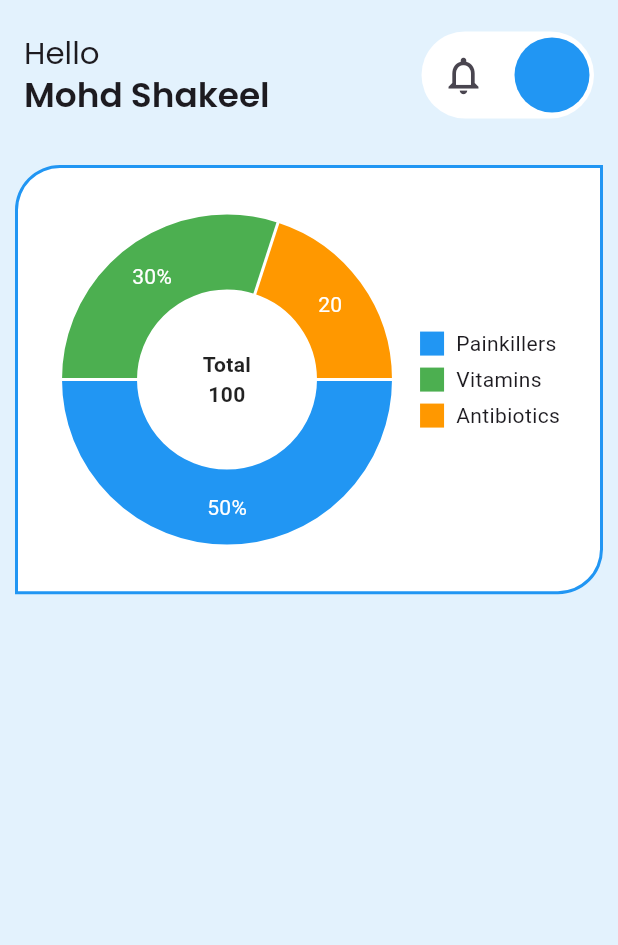
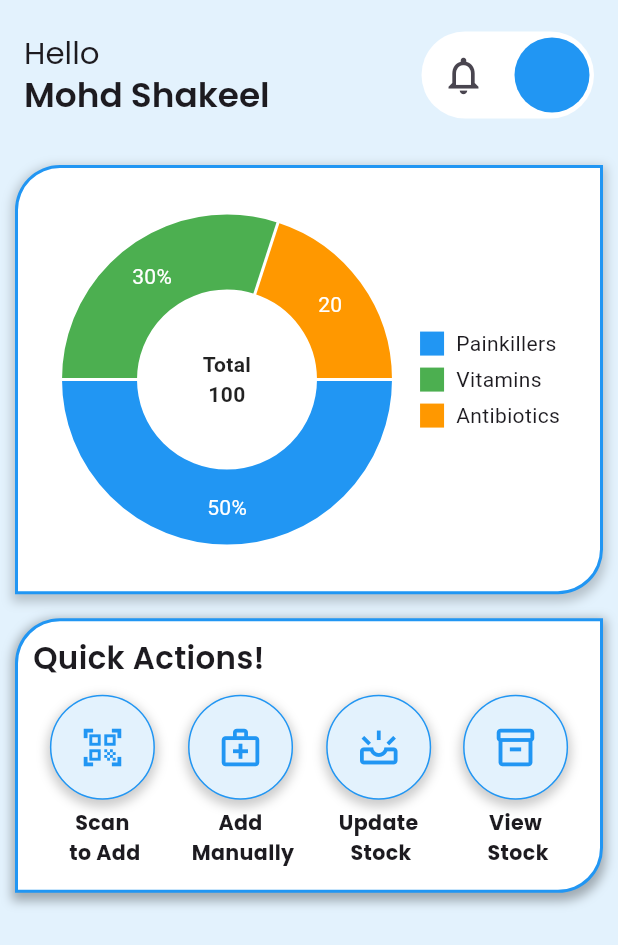
Before and after one commit to inzamam9494/healnixd, a Flutter app: the HomeScreen screen opened by its route, on a phone screen of 412 x 824 dp. Shown: the top 945 px of the screen. Run offline on Flutter 3.47's test engine with Material 3 defaults, Android fonts, the phone set to English and light mode, and no system bars; drawn by our look-alikes of fl_chart; our stand-ins replace flutter_screenutil, font_awesome_flutter, get, google_fonts.

Commit message:
Add bottom navigation menu and quick action cards to home screen

```diff
--- /dev/null
+++ b/lib/components/quick_action_cards.dart
@@ -0,0 +1,42 @@
+import 'package:flutter/material.dart';
+import 'package:get/get.dart';
+import 'package:healnixd/style/text_style.dart';
+
+Widget quickActionCard({
+  required IconData icon,
+  required String label,
+  required VoidCallback onTap,
+}) {
+  return InkWell(
+    onTap: onTap,
+    child: Column(
+      mainAxisAlignment: MainAxisAlignment.spaceBetween,
+      children: [
+        Container(
+          width: 70,
+          height: 70,
+          decoration: BoxDecoration(
+            color: Colors.blue.shade50,
+            borderRadius: BorderRadius.all(Radius.circular(50)),
+            border: Border.all(color: Colors.blue, width: 1),
+            boxShadow: [
+              BoxShadow(
+                color: Colors.black.withValues(alpha: 0.2),
+                spreadRadius: 2,
+                blurRadius: 5,
+                offset: const Offset(0, 3), // changes position of shadow
+              ),
+            ],
+          ),
+          child: Icon(icon, size: 30, color: Colors.blue),
+        ),
+        Text(
+          label,
+          textAlign: TextAlign.center,
+          overflow: TextOverflow.ellipsis,
+          style: AppTextStyles.kSmall10SemiBoldTextStyle.copyWith(fontWeight: FontWeight.bold),
+        ).marginOnly(top: 5),
+      ],
+    ),
+  );
+}
--- a/lib/routes/routes.dart
+++ b/lib/routes/routes.dart
@@ -5,6 +5,7 @@ import 'package:healnixd/screens/auth/otp_screen.dart';
 import 'package:healnixd/screens/auth/register_screen.dart';
 import 'package:healnixd/screens/auth/reset_password_screen.dart';
 import 'package:healnixd/screens/auth/splash_screen.dart';
+import 'package:healnixd/screens/bottom_bar/bottom_navigation_menu.dart';
 import 'package:healnixd/screens/home/home_screen.dart';
 
 class ApplicationRoutes {
@@ -15,6 +16,7 @@ class ApplicationRoutes {
   static const String resetPasswordScreen = '/reset-password';
   static const String otpVerificationScreen = '/otp-verification';
   static const String onboardingScreen = '/onboarding';
+  static const String bottomNavigationMenu = '/bottom-navigation-menu';
   static const String homeScreen = '/home';
   static const String medicinesScreen = '/medicines';
   static const String profileScreen = '/profile';
@@ -26,6 +28,7 @@ class ApplicationRoutes {
     GetPage(name: otpVerificationScreen, page: () => const OtpScreen()),
     GetPage(name: resetPasswordScreen, page: () => const ResetPasswordScreen()),
     GetPage(name: registerScreen, page: () => const RegisterScreen()),
+    GetPage(name: bottomNavigationMenu, page: () => const BottomNavigationMenu()),
     GetPage(name: homeScreen, page: () => const HomeScreen()),
 
   ];
--- a/lib/screens/auth/login_screen.dart
+++ b/lib/screens/auth/login_screen.dart
@@ -54,7 +54,7 @@ class LoginScreen extends StatelessWidget {
                 authButton(
                   text: "Login",
                   onPressed: () {
-                    Get.toNamed(ApplicationRoutes.homeScreen);
+                    Get.toNamed(ApplicationRoutes.bottomNavigationMenu);
                   },
                 ).marginOnly(top: 70.0, bottom: 20.0),
                 SizedBox(
--- a/lib/screens/home/home_screen.dart
+++ b/lib/screens/home/home_screen.dart
@@ -4,6 +4,7 @@ import 'package:flutter_screenutil/flutter_screenutil.dart';
 import 'package:get/get.dart';
 import 'package:healnixd/components/pie_chart.dart';
 import 'package:healnixd/style/text_style.dart';
+import 'package:healnixd/components/quick_action_cards.dart';
 
 class HomeScreen extends StatelessWidget {
   const HomeScreen({super.key});
@@ -21,14 +22,8 @@ class HomeScreen extends StatelessWidget {
         title: Column(
           crossAxisAlignment: CrossAxisAlignment.start,
           children: [
-            Text(
-              "Hello",
-              style: AppTextStyles.kBody15RegularTextStyle,
-            ),
-            Text(
-              "Mohd Shakeel",
-              style: AppTextStyles.kBody17SemiBoldTextStyle,
-            ),
+            Text("Hello", style: AppTextStyles.kBody15RegularTextStyle),
+            Text("Mohd Shakeel", style: AppTextStyles.kBody17SemiBoldTextStyle),
           ],
         ),
         actions: [
@@ -37,10 +32,7 @@ class HomeScreen extends StatelessWidget {
             child: Container(
               margin: EdgeInsets.all(8.0),
               width: 115,
-              padding: EdgeInsets.symmetric(
-                vertical: 4.0,
-                horizontal: 3.0,
-              ),
+              padding: EdgeInsets.symmetric(vertical: 4.0, horizontal: 3.0),
               decoration: BoxDecoration(
                 color: Colors.white,
                 borderRadius: BorderRadius.all(Radius.circular(50.0)),
@@ -60,10 +52,10 @@ class HomeScreen extends StatelessWidget {
         ],
       ),
       body: Container(
+        margin: EdgeInsets.all(10.0),
         child: Column(
           children: [
             Container(
-              margin: EdgeInsets.all(10.0),
               height: 250.sp,
               decoration: BoxDecoration(
                 color: Colors.white,
@@ -72,6 +64,14 @@ class HomeScreen extends StatelessWidget {
                   topLeft: Radius.circular(30.0),
                   bottomRight: Radius.circular(30.0),
                 ),
+                boxShadow: [
+                  BoxShadow(
+                    color: Colors.black.withValues(alpha: 0.2),
+                    spreadRadius: 2,
+                    blurRadius: 5,
+                    offset: Offset(0, 3), // changes position of shadow
+                  ),
+                ],
               ),
               child: Center(
                 child: MedicinePieChart(
@@ -82,24 +82,33 @@ class HomeScreen extends StatelessWidget {
                       value: 50,
                       title: '50%',
                       radius: 50,
-                      titleStyle: const TextStyle(color: Colors.white, fontSize: 14),
+                      titleStyle: const TextStyle(
+                        color: Colors.white,
+                        fontSize: 14,
+                      ),
                     ),
                     PieChartSectionData(
                       color: Colors.green,
                       value: 30,
                       title: '30%',
                       radius: 50,
-                      titleStyle: const TextStyle(color: Colors.white, fontSize: 14),
+                      titleStyle: const TextStyle(
+                        color: Colors.white,
+                        fontSize: 14,
+                      ),
                     ),
                     PieChartSectionData(
                       color: Colors.orange,
                       value: 20,
                       title: '20',
                       radius: 50,
-                      titleStyle: const TextStyle(color: Colors.white, fontSize: 14),
+                      titleStyle: const TextStyle(
+                        color: Colors.white,
+                        fontSize: 14,
+                      ),
                     ),
                   ],
-                  indicators:  [
+                  indicators: [
                     Indicator(color: Colors.blue, text: 'Painkillers'),
                     SizedBox(height: 4),
                     Indicator(color: Colors.green, text: 'Vitamins'),
@@ -108,11 +117,72 @@ class HomeScreen extends StatelessWidget {
                   ],
                 ),
               ),
-      )
-
+            ),
+            Container(
+              height: 160.sp,
+              width: double.infinity,
+              margin: EdgeInsets.symmetric(vertical: 16.0),
+              decoration: BoxDecoration(
+                color: Colors.white,
+                border: Border.all(color: Colors.blue, width: 2),
+                borderRadius: BorderRadius.only(
+                  topLeft: Radius.circular(30.0),
+                  bottomRight: Radius.circular(30.0),
+                ),
+                boxShadow: [
+                  BoxShadow(
+                    color: Colors.black.withValues(alpha: 0.3),
+                    spreadRadius: 2,
+                    blurRadius: 5,
+                    offset: Offset(0, 3), // changes position of shadow
+                  ),
+                ],
+              ),
+              child: Column(
+                mainAxisAlignment: MainAxisAlignment.start,
+                crossAxisAlignment: CrossAxisAlignment.start,
+                children: [
+                  Text(
+                    "Quick Actions!",
+                    style: AppTextStyles.kBody15SemiBoldTextStyle,
+                  ).paddingOnly(top: 10, left: 10, bottom: 10),
+                  Row(
+                    mainAxisAlignment: MainAxisAlignment.spaceEvenly,
+                    children: [
+                      quickActionCard(
+                        icon: Icons.qr_code_scanner,
+                        label: "Scan \n to Add",
+                        onTap: () {
+                          // Handle tap
+                        },
+                      ),
+                      quickActionCard(
+                        icon: Icons.medical_services_outlined,
+                        label: "Add \n Manually",
+                        onTap: () {
+                          // Handle tap
+                        },
+                      ),
+                      quickActionCard(
+                        icon: Icons.upcoming_outlined,
+                        label: "Update \n Stock",
+                        onTap: () {
+                          // Handle tap
+                        },
+                      ),
+                      quickActionCard(
+                        icon: Icons.inventory_2_outlined,
+                        label: "View \n Stock",
+                        onTap: () {},
+                      ),
+                    ],
+                  ),
+                ],
+              ),
+            ),
           ],
         ),
-      )
+      ),
     );
   }
 }
```
Also changed, not shown: lib/screens/bottom_bar/bottom_navigation_menu.dart (added, +80 -0 lines), lib/screens/medicines/medicines_stock_screen.dart (added, +14 -0 lines), lib/screens/profile/profile_screen.dart (added, +14 -0 lines).
